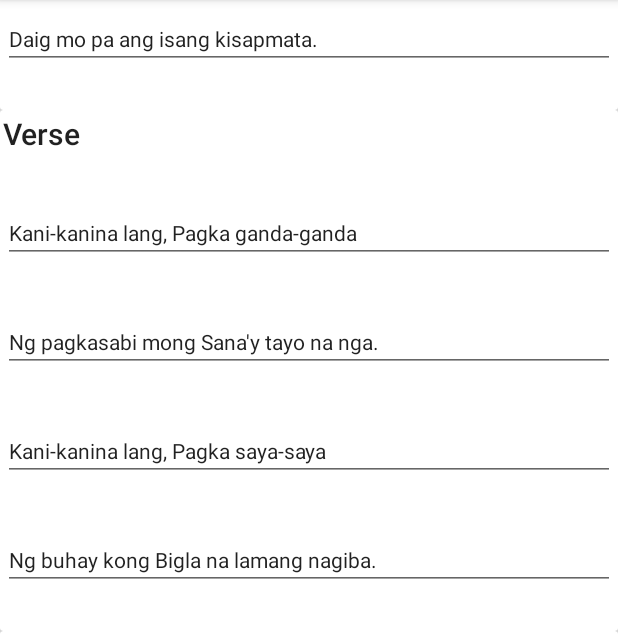
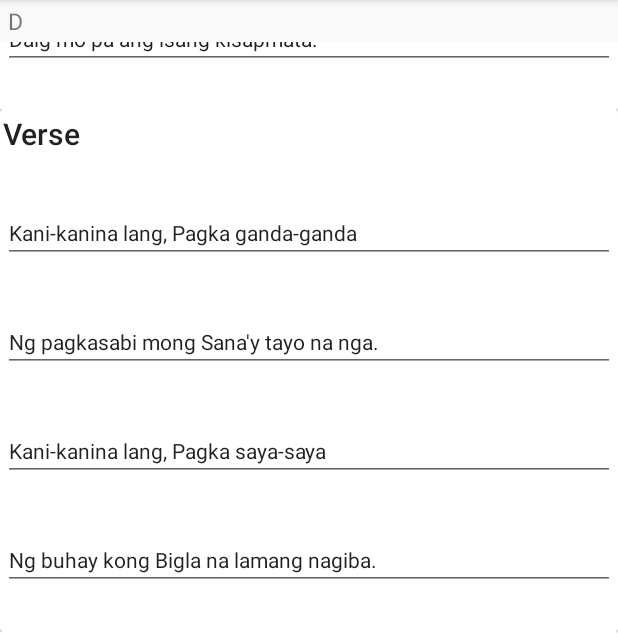
Before and after one commit to MarvLpz/Music-App-Essentials, an Android app: the screen it shows after launch (SongActivity), scrolled down 592 dp, on a phone screen of 412 x 824 dp, the part 84-722 px from its top. Run offline under Robolectric (Android 15) with nearby library versions, the phone set to English and light mode, and no system bars; our stand-ins replace Room's generated code.

Commit message:
Improved Chord Functionality

```diff
--- a/Kuwerdas/app/src/main/java/com/example/marvin/myadvancerv/MainActivity.java
+++ b/Kuwerdas/app/src/main/java/com/example/marvin/myadvancerv/MainActivity.java
@@ -16,7 +16,7 @@ import com.example.marvin.myadvancerv.song.adapter.itemtouch.ItemTouchHelperView
 import java.util.ArrayList;
 
 public class MainActivity extends AppCompatActivity implements RecyclerViewAdapter.ItemClickCallback{
-    private final String TAG = MainActivity.class.getSimpleName();
+                                    private final String TAG = MainActivity.class.getSimpleName();
     ArrayList<MyList> lstMyList;
     RecyclerView recyclerView;
     public static final float ALPHA_FULL = 1.0f;
--- a/Kuwerdas/app/src/main/java/com/example/marvin/myadvancerv/song/SongActivity.java
+++ b/Kuwerdas/app/src/main/java/com/example/marvin/myadvancerv/song/SongActivity.java
@@ -4,17 +4,24 @@ import android.app.Application;
 import android.arch.persistence.room.Database;
 import android.arch.persistence.room.Room;
 import android.arch.persistence.room.RoomDatabase;
+import android.content.ClipData;
 import android.support.v7.app.AppCompatActivity;
 import android.os.Bundle;
 import android.support.v7.widget.LinearLayoutManager;
 import android.support.v7.widget.RecyclerView;
 import android.support.v7.widget.helper.ItemTouchHelper;
 import android.util.Log;
+import android.view.MotionEvent;
+import android.view.View;
+import android.widget.TextView;
+import android.widget.Toast;
 
 import com.example.marvin.myadvancerv.OnStartDragListener;
 import com.example.marvin.myadvancerv.R;
 //import com.example.marvin.myadvancerv.db.SongDatabase;
+import com.example.marvin.myadvancerv.song.adapter.ChordItemAdapter;
 import com.example.marvin.myadvancerv.song.adapter.VerseItemAdapter;
+import com.example.marvin.myadvancerv.song.model.Chord;
 import com.example.marvin.myadvancerv.song.model.Song;
 import com.example.marvin.myadvancerv.song.model.Verse;
 import com.example.marvin.myadvancerv.song.util.SongUtil;
@@ -26,6 +33,14 @@ public class SongActivity extends AppCompatActivity  implements OnStartDragListe
 
     private VerseItemAdapter adapter;
     private RecyclerView recyclerView;
+
+    private List<Chord> myChord;
+    TextView tv_DragChord;
+
+    float dX;
+    float dY;
+    int lastAction;
+
 //    private ItemTouchHelper itemTouchHelper;
     private final String DATABASE_NAME = "SONG_DATABASE";
     @Override
@@ -33,6 +48,10 @@ public class SongActivity extends AppCompatActivity  implements OnStartDragListe
         super.onCreate(savedInstanceState);
         setContentView(R.layout.activity_song);
         init();
+        tv_DragChord = (TextView) findViewById(R.id.tv_dragChord);
+        tv_DragChord.setOnTouchListener(new ChoiceTouchListener());
+        ChordItemAdapter getTheChord = new ChordItemAdapter();
+        getTheChord.getChord(tv_DragChord.getText().toString());
     }
 
     private void init(){
@@ -77,4 +96,22 @@ public class SongActivity extends AppCompatActivity  implements OnStartDragListe
 //        itemTouchHelper.startDrag(viewHolder);
     }
 
+
+
+    public final class ChoiceTouchListener implements View.OnTouchListener{
+
+
+        @Override
+        public boolean onTouch(View v, MotionEvent event) {
+            if (event.getAction() == MotionEvent.ACTION_DOWN){
+                ClipData data = ClipData.newPlainText("","");
+                View.DragShadowBuilder shadowBuilder = new View.DragShadowBuilder(v);
+                v.startDrag(data,shadowBuilder,v,0);
+                return true;
+            }
+            else {
+                return false;
+            }
+        }
+    }
 }
--- a/Kuwerdas/app/src/main/java/com/example/marvin/myadvancerv/song/adapter/ChordItemAdapter.java
+++ b/Kuwerdas/app/src/main/java/com/example/marvin/myadvancerv/song/adapter/ChordItemAdapter.java
@@ -30,13 +30,28 @@ public class ChordItemAdapter extends RecyclerView.Adapter<ChordItemViewHolder>{
     int lastAction;
 
     TextView testview;
-    String DragChord;
+    static String DragChord;
+
+    public ChordItemAdapter(Context context, List<Chord> _myChord ){
+        con = context;
+        myChord = _myChord;
+    }
+
+    public ChordItemAdapter(){
+
+    }
+    public void getChord(String Chord){
+        DragChord = Chord;
+        Log.d("SET CHORD","dragchord: " + DragChord);
+    }
 
     private class ChoiceDragListener implements View.OnDragListener{
         int positionChord;
         @Override
         public boolean onDrag( View v, DragEvent event) {
             Log.d("TAGGY","chord dragged");
+            Log.d("Drag Chord Value",  DragChord);
+
             switch (event.getAction()){
                 case DragEvent.ACTION_DRAG_STARTED:
                     break;
@@ -45,18 +60,17 @@ public class ChordItemAdapter extends RecyclerView.Adapter<ChordItemViewHolder>{
 
                     Log.d("DRAG TAG", String.valueOf(v.getTag()));
                     positionChord = (int) v.getTag();
+                    Log.d("HEY", String.valueOf(myChord.get(positionChord)));
                     break;
                 case DragEvent.ACTION_DRAG_EXITED:
                     Log.d("DRAGEVENT", "Drag Exited");
                     break;
                 case DragEvent.ACTION_DROP:
-
                     Log.d("TESTING",String.valueOf(DragChord));
-
                     myChord.set(positionChord ,new Chord(DragChord));
 
-                    ((TextView)v).setText(String.valueOf(DragChord));
-//                    notifyDataSetChanged();
+//                    ((TextView)v).setText(String.valueOf(DragChord));
+                    notifyDataSetChanged();
 
                     Log.d("DRAG","Drag to Place");
                     Log.d("DRAG",(String.valueOf((TextView)v)  ));
@@ -74,10 +88,7 @@ public class ChordItemAdapter extends RecyclerView.Adapter<ChordItemViewHolder>{
         this.itemClickCallback = itemClickCallback;
     }
 
-    public ChordItemAdapter(Context context, List<Chord> _myChord){
-        con = context;
-        myChord = _myChord;
-    }
+
 
     @Override
     public ChordItemViewHolder onCreateViewHolder(ViewGroup parent, int viewType) {
@@ -86,7 +97,6 @@ public class ChordItemAdapter extends RecyclerView.Adapter<ChordItemViewHolder>{
         view = inflater.inflate(R.layout.chord_layout,parent,false);
         TextView  ChoiceTextView = (TextView) view.findViewById(R.id.etChord);
         ChoiceTextView.setOnDragListener(new ChoiceDragListener());
-
         return new ChordItemViewHolder(view);
     }
 
--- a/Kuwerdas/app/src/main/java/com/example/marvin/myadvancerv/song/adapter/ChordItemViewHolder.java
+++ b/Kuwerdas/app/src/main/java/com/example/marvin/myadvancerv/song/adapter/ChordItemViewHolder.java
@@ -10,7 +10,8 @@ import android.widget.TextView;
 import com.example.marvin.myadvancerv.R;
 import com.example.marvin.myadvancerv.song.adapter.itemtouch.ItemTouchHelperViewHolder;
 
-public class ChordItemViewHolder extends RecyclerView.ViewHolder implements ItemTouchHelperViewHolder{
+public class
+ChordItemViewHolder extends RecyclerView.ViewHolder implements ItemTouchHelperViewHolder{
     TextView tv;
     LinearLayout linearLayout;
     public ChordItemViewHolder(View itemView) {
@@ -27,6 +28,7 @@ public class ChordItemViewHolder extends RecyclerView.ViewHolder implements Item
     @Override
     public void onItemSelected() {
         itemView.setBackgroundColor(Color.LTGRAY);
+
     }
 
     @Override
--- a/Kuwerdas/app/src/main/java/com/example/marvin/myadvancerv/song/adapter/LineItemAdapter.java
+++ b/Kuwerdas/app/src/main/java/com/example/marvin/myadvancerv/song/adapter/LineItemAdapter.java
@@ -30,7 +30,7 @@ public class LineItemAdapter extends RecyclerView.Adapter<LineItemViewHolder> {
     private int focusPosition;
     private int currentPosition;
     private View itemView;
-
+    String DragChord;
 
     public LineItemAdapter(Verse data) {
         verseLines = data.getLines();
--- a/Kuwerdas/app/src/main/java/com/example/marvin/myadvancerv/song/adapter/LineItemViewHolder.java
+++ b/Kuwerdas/app/src/main/java/com/example/marvin/myadvancerv/song/adapter/LineItemViewHolder.java
@@ -20,6 +20,7 @@ public class LineItemViewHolder extends RecyclerView.ViewHolder {
     private ChordItemTouchHelperCallback itemTouchHelperCallback;
     private ItemTouchHelper itemTouchHelper;
     private ChordItemAdapter adapter;
+
 
     public LineItemViewHolder(View itemView) {
         super(itemView);
--- a/Kuwerdas/app/src/main/java/com/example/marvin/myadvancerv/song/adapter/itemtouch/ChordItemTouchHelperCallback.java
+++ b/Kuwerdas/app/src/main/java/com/example/marvin/myadvancerv/song/adapter/itemtouch/ChordItemTouchHelperCallback.java
@@ -50,6 +50,7 @@ public class ChordItemTouchHelperCallback {
                         @Override
                         public void onSelectedChanged(RecyclerView.ViewHolder viewHolder, int actionState) {
                             // We only want the active item to change
+
                             if (actionState != ItemTouchHelper.ACTION_STATE_IDLE) {
                                 if (viewHolder instanceof ItemTouchHelperViewHolder) {
                                     // Let the view holder know that this item is being moved or dragged
--- a/Kuwerdas/app/src/main/java/com/example/marvin/myadvancerv/song/model/Chord.java
+++ b/Kuwerdas/app/src/main/java/com/example/marvin/myadvancerv/song/model/Chord.java
@@ -15,4 +15,7 @@ public class Chord {
     public void setChord(String chord) {
         this.chord = chord;
     }
+    public String toString(){
+        return chord;
+    }
 }
--- a/Kuwerdas/app/src/main/res/layout/activity_song.xml
+++ b/Kuwerdas/app/src/main/res/layout/activity_song.xml
@@ -5,9 +5,24 @@
     android:layout_width="match_parent"
     android:layout_height="match_parent"
     tools:context="com.example.marvin.myadvancerv.song.SongActivity">
+    <LinearLayout
+        android:layout_height="wrap_content"
+        android:layout_width="match_parent"
+        android:orientation="vertical"
+        >
+        <TextView
+            android:layout_height="wrap_content"
+            android:layout_width="wrap_content"
+            android:textSize="15dp"
+            android:paddingHorizontal="5dp"
+            android:paddingVertical="3dp"
+            android:text="D"
+            android:id="@+id/tv_dragChord"
+            />
+        <android.support.v7.widget.RecyclerView
+            android:id="@+id/rvSong"
+            android:layout_width="match_parent"
+            android:layout_height="match_parent" />
+    </LinearLayout>
 
-    <android.support.v7.widget.RecyclerView
-        android:id="@+id/rvSong"
-        android:layout_width="match_parent"
-        android:layout_height="match_parent" />
 </android.support.constraint.ConstraintLayout>
```
